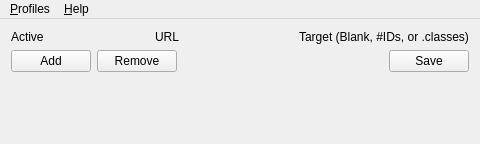
Old version of the form src/mainwindow.ui in the repository dGrowl/SiteDeltaMonitor.
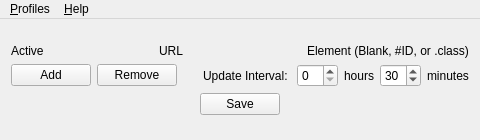
New version of the form.

Commit message: Added JSON-powered profile reading and writing. Added update interval option to gui. Minor tweaks.

```diff
--- a/src/mainwindow.ui
+++ b/src/mainwindow.ui
@@ -7,7 +7,7 @@
     <x>0</x>
     <y>0</y>
     <width>480</width>
-    <height>144</height>
+    <height>140</height>
    </rect>
   </property>
   <property name="windowTitle">
@@ -15,6 +15,19 @@
   </property>
   <widget class="QWidget" name="container">
    <layout class="QVBoxLayout" name="layout_Core_V">
+    <item>
+     <spacer name="spacer_Roof_V">
+      <property name="orientation">
+       <enum>Qt::Vertical</enum>
+      </property>
+      <property name="sizeHint" stdset="0">
+       <size>
+        <width>20</width>
+        <height>40</height>
+       </size>
+      </property>
+     </spacer>
+    </item>
     <item>
      <layout class="QGridLayout" name="layout_Config_G">
       <property name="rightMargin">
@@ -32,7 +45,7 @@
          </sizepolicy>
         </property>
         <property name="text">
-         <string>Target (Blank, #IDs, or .classes)</string>
+         <string>Element (Blank, #ID, or .class)</string>
         </property>
        </widget>
       </item>
@@ -106,12 +119,76 @@
        </spacer>
       </item>
       <item>
-       <widget class="QPushButton" name="pushButton_2">
+       <widget class="QLabel" name="label_3">
+        <property name="text">
+         <string>Update Interval: </string>
+        </property>
+       </widget>
+      </item>
+      <item>
+       <widget class="QSpinBox" name="spinBox_Hours"/>
+      </item>
+      <item>
+       <widget class="QLabel" name="label">
+        <property name="text">
+         <string>hours</string>
+        </property>
+       </widget>
+      </item>
+      <item>
+       <widget class="QSpinBox" name="spinBox_Minutes">
+        <property name="maximum">
+         <number>59</number>
+        </property>
+        <property name="value">
+         <number>30</number>
+        </property>
+       </widget>
+      </item>
+      <item>
+       <widget class="QLabel" name="label_2">
+        <property name="text">
+         <string>minutes</string>
+        </property>
+       </widget>
+      </item>
+     </layout>
+    </item>
+    <item>
+     <layout class="QHBoxLayout" name="horizontalLayout_3">
+      <item>
+       <spacer name="spacer_SaveL_H">
+        <property name="orientation">
+         <enum>Qt::Horizontal</enum>
+        </property>
+        <property name="sizeHint" stdset="0">
+         <size>
+          <width>40</width>
+          <height>20</height>
+         </size>
+        </property>
+       </spacer>
+      </item>
+      <item>
+       <widget class="QPushButton" name="button_Save">
         <property name="text">
          <string>Save</string>
         </property>
        </widget>
       </item>
+      <item>
+       <spacer name="spacer_SaveR_H">
+        <property name="orientation">
+         <enum>Qt::Horizontal</enum>
+        </property>
+        <property name="sizeHint" stdset="0">
+         <size>
+          <width>40</width>
+          <height>20</height>
+         </size>
+        </property>
+       </spacer>
+      </item>
      </layout>
     </item>
     <item>
```
Left out of the diff: 22 changed lines with no effect on the pictures. The commit also changes 2 other files.
